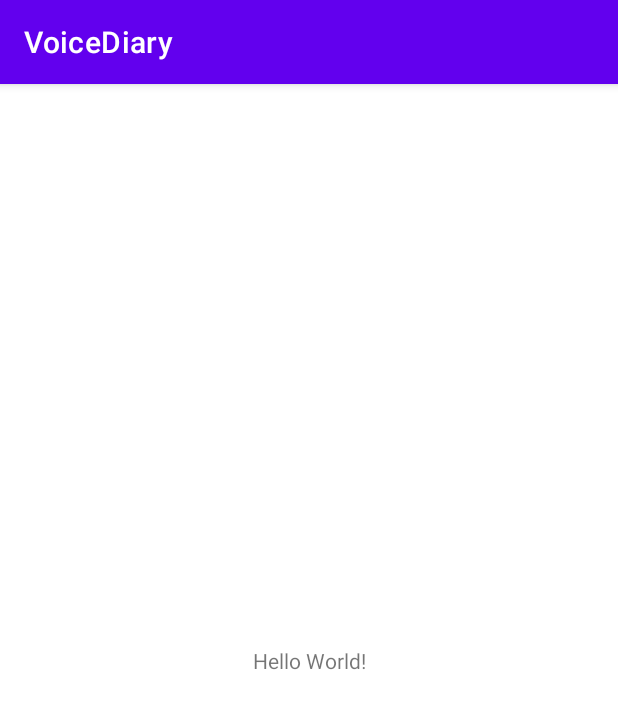
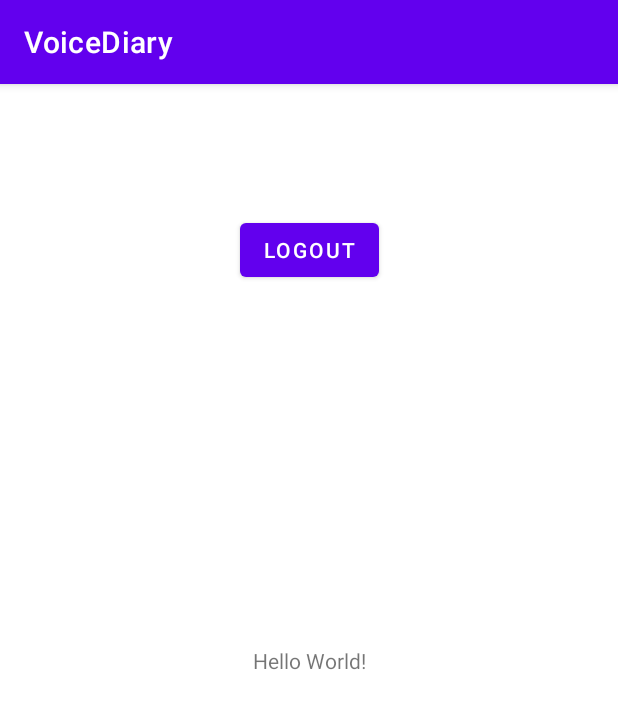
Before and after one commit to sadturn/VoiceDiary, an Android app: the screen it shows after launch (MainActivity), on a phone screen of 412 x 824 dp. Shown: the top 709 px of the screen. Run offline under Robolectric (Android 15) with nearby library versions, the phone set to English and light mode, and no system bars; our stand-ins replace Firebase (no records; nobody signed in at launch, a user with empty details on screens opened directly).

Commit message:
add register and login functionality

```diff
--- a/app/build.gradle
+++ b/app/build.gradle
@@ -1,5 +1,6 @@
 plugins {
     id 'com.android.application'
+    id 'com.google.gms.google-services'
 }
 
 android {
@@ -33,6 +34,7 @@ dependencies {
     implementation 'androidx.appcompat:appcompat:1.2.0'
     implementation 'com.google.android.material:material:1.3.0'
     implementation 'androidx.constraintlayout:constraintlayout:2.0.4'
+    implementation 'com.google.firebase:firebase-auth:20.0.3'
     testImplementation 'junit:junit:4.+'
     androidTestImplementation 'androidx.test.ext:junit:1.1.2'
     androidTestImplementation 'androidx.test.espresso:espresso-core:3.3.0'
--- a/app/src/main/AndroidManifest.xml
+++ b/app/src/main/AndroidManifest.xml
@@ -1,6 +1,8 @@
 <?xml version="1.0" encoding="utf-8"?>
 <manifest xmlns:android="http://schemas.android.com/apk/res/android"
     package="com.example.voicediary">
+
+    <uses-permission android:name="android.permission.INTERNET"/>
 
     <application
         android:allowBackup="true"
--- a/app/src/main/res/layout/activity_main.xml
+++ b/app/src/main/res/layout/activity_main.xml
@@ -7,6 +7,7 @@
     tools:context=".MainActivity">
 
     <TextView
+        android:id="@+id/textView4"
         android:layout_width="wrap_content"
         android:layout_height="wrap_content"
         android:text="Hello World!"
@@ -15,4 +16,16 @@
         app:layout_constraintRight_toRightOf="parent"
         app:layout_constraintTop_toTopOf="parent" />
 
+    <Button
+        android:id="@+id/logoutBtn"
+        android:layout_width="wrap_content"
+        android:layout_height="wrap_content"
+        android:text="Logout"
+        android:onClick="logoutBtn"
+        app:layout_constraintBottom_toBottomOf="parent"
+        app:layout_constraintEnd_toEndOf="parent"
+        app:layout_constraintStart_toStartOf="parent"
+        app:layout_constraintTop_toTopOf="parent"
+        app:layout_constraintVertical_bias="0.120000005" />
+
 </androidx.constraintlayout.widget.ConstraintLayout>
--- a/app/src/main/res/layout/activity_register.xml
+++ b/app/src/main/res/layout/activity_register.xml
@@ -106,7 +106,7 @@
         app:layout_constraintTop_toBottomOf="@+id/nameInput" />
 
     <Button
-        android:id="@+id/loginButton"
+        android:id="@+id/registerButton"
         android:layout_width="0dp"
         android:layout_height="wrap_content"
         android:layout_marginStart="24dp"
@@ -129,6 +129,6 @@
         android:text="Already have an account? Sign in"
         app:layout_constraintEnd_toEndOf="parent"
         app:layout_constraintStart_toStartOf="parent"
-        app:layout_constraintTop_toBottomOf="@+id/loginButton" />
+        app:layout_constraintTop_toBottomOf="@+id/registerButton" />
 
 </androidx.constraintlayout.widget.ConstraintLayout>
--- a/build.gradle
+++ b/build.gradle
@@ -6,6 +6,7 @@ buildscript {
     }
     dependencies {
         classpath "com.android.tools.build:gradle:4.1.2"
+        classpath 'com.google.gms:google-services:4.3.5'
 
         // NOTE: Do not place your application dependencies here; they belong
         // in the individual module build.gradle files
```
Also changed, not shown: app/src/main/java/com/example/voicediary/Login.java (+67 -0 lines), app/src/main/java/com/example/voicediary/MainActivity.java (+11 -1 lines), app/src/main/java/com/example/voicediary/Register.java (+73 -0 lines).
